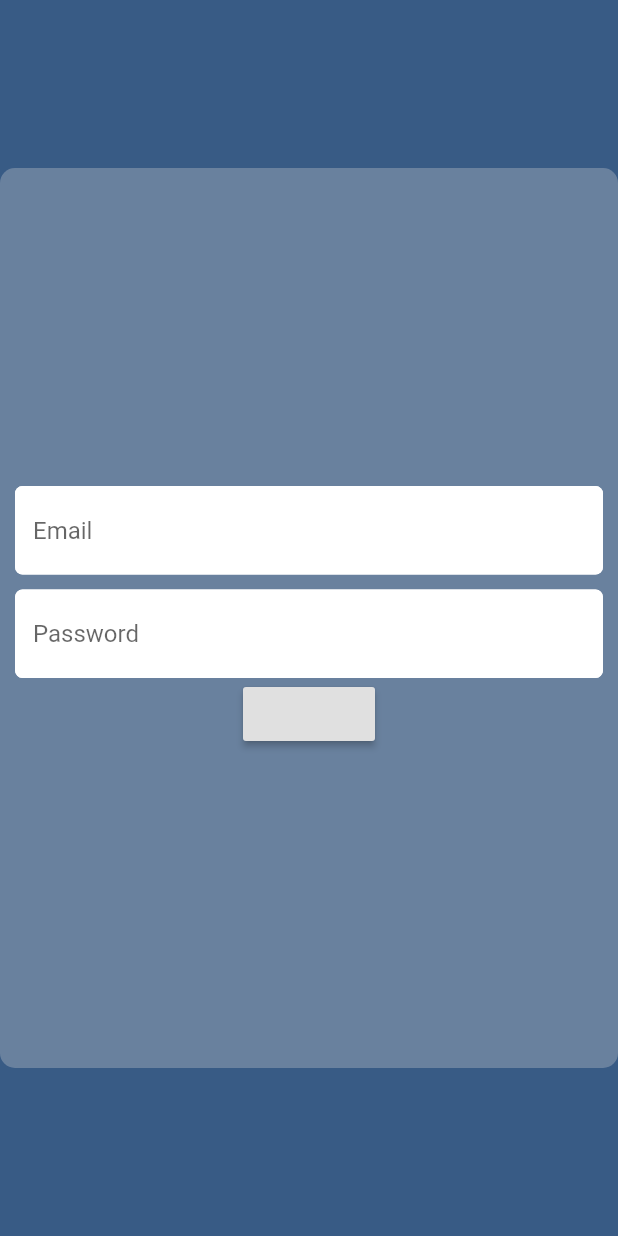
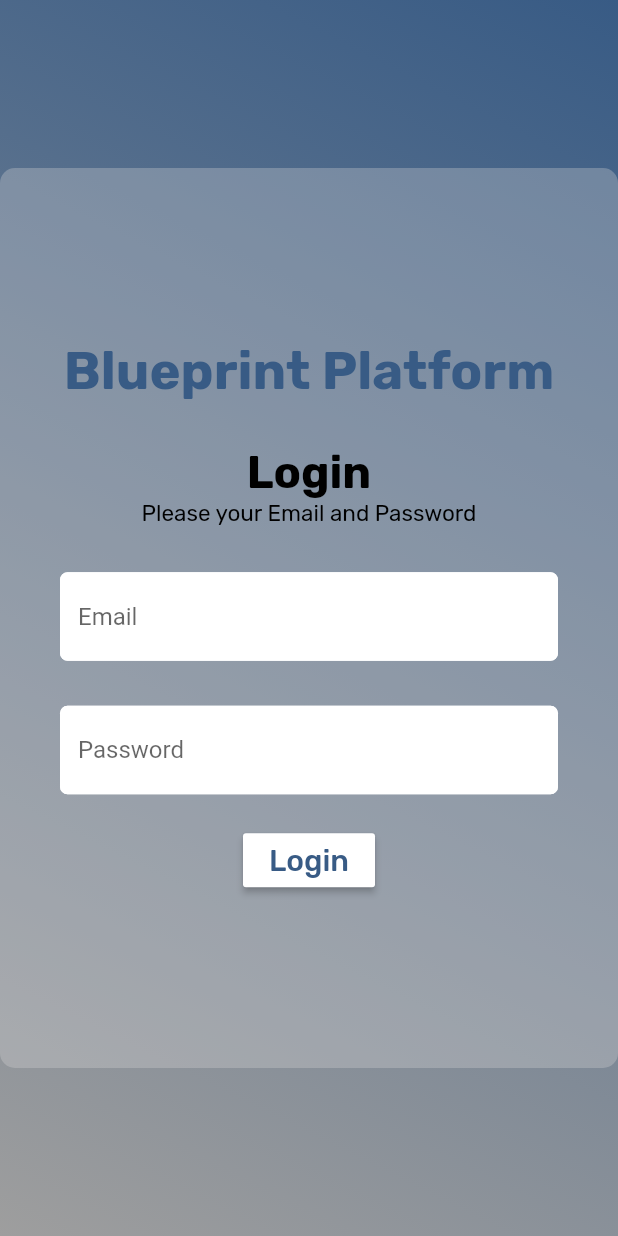
Before and after one commit to vincentbenesen/crm, a Flutter app: the screen it shows after launch, on a phone screen of 412 x 824 dp. Run offline on Flutter 3.47's test engine with Material 2 defaults, Android fonts, the phone set to English and light mode, and no system bars; our stand-ins replace awesome_dialog, cloud_firestore, firebase_auth, firebase_core, get, google_fonts; accounts and stored records are empty.

Commit message:
Fixed login issue. Make sure that the user is logged in first before he/she can access the other pages.

```diff
--- a/lib/Bindings/controller_binding.dart
+++ b/lib/Bindings/controller_binding.dart
@@ -1,4 +1,4 @@
-import 'package:crm/Controllers/auth_controller.dart';
+import 'package:crm/services/auth_controller.dart';
 import 'package:get/get.dart';
 
 import 'package:crm/Controllers/log_controller.dart';
--- a/lib/Views/leads.dart
+++ b/lib/Views/leads.dart
@@ -1,3 +1,4 @@
+import 'package:crm/services/auth_controller.dart';
 import 'package:flutter/material.dart';
 import 'package:get/get.dart';
 import 'package:google_fonts/google_fonts.dart';
--- a/lib/Views/login_page.dart
+++ b/lib/Views/login_page.dart
@@ -1,4 +1,4 @@
-import 'package:crm/Controllers/auth_controller.dart';
+import 'package:crm/services/auth_controller.dart';
 import 'package:crm/constant.dart';
 import 'package:flutter/material.dart';
 import 'package:flutter/src/foundation/key.dart';
@@ -11,18 +11,41 @@ class LoginPage extends StatelessWidget {
   @override
   Widget build(BuildContext context) {
     return Scaffold(
-      backgroundColor: kColorDarkBlue,
-      body: Center(
+      body: Container(
+        decoration: BoxDecoration(
+          gradient: LinearGradient(
+            begin: Alignment.topRight,
+            end: Alignment.bottomLeft,
+            colors: [
+              kColorDarkBlue,
+              Colors.grey,
+            ],
+          ),
+        ),
+        child: Center(
           child: Container(
             height: 600,
             width: 500,
-          padding: const EdgeInsets.symmetric(horizontal: 10),
+            padding: const EdgeInsets.symmetric(horizontal: 40),
             decoration: BoxDecoration(
                 color: kColorPearlWhite.withOpacity(0.3),
                 borderRadius: BorderRadius.circular(10)),
             child: Column(
               mainAxisAlignment: MainAxisAlignment.center,
               children: [
+                Text("Blueprint Platform", style: kLoginTextTitle1),
+                const SizedBox(height: 30),
+                Text(
+                  "Login",
+                  style: kLoginTextTitle2,
+                ),
+
+                Text(
+                  "Please your Email and Password",
+                  style: kLoginTextSubTitle,
+                ),
+                const SizedBox(height: 30),
+                // Email text form field
                 TextFormField(
                   controller: Get.find<AuthController>().emailTextController,
                   decoration: InputDecoration(
@@ -37,7 +60,8 @@ class LoginPage extends StatelessWidget {
                       fillColor: Colors.white,
                       filled: true),
                 ),
-              const SizedBox(height: 10),
+                const SizedBox(height: 30),
+                // Password text form field
                 TextFormField(
                   controller: Get.find<AuthController>().passwordTextController,
                   obscureText: true,
@@ -53,10 +77,17 @@ class LoginPage extends StatelessWidget {
                       fillColor: Colors.white,
                       filled: true),
                 ),
-              RaisedButton(onPressed: () {
+                const SizedBox(height: 20),
+                // Log in button
+                RaisedButton(
+                  onPressed: () {
                     Get.find<AuthController>().signIn();
-              })
+                  },
+                  color: Colors.white,
+                  child: Text("Login", style: kButtonText2),
+                )
               ],
+            ),
           ),
         ),
       ),
--- a/lib/Widgets/navbar.dart
+++ b/lib/Widgets/navbar.dart
@@ -1,5 +1,6 @@
 import 'package:crm/Bindings/controller_binding.dart';
 import 'package:crm/Views/leads.dart';
+import 'package:crm/services/auth_controller.dart';
 import 'package:flutter/src/foundation/key.dart';
 import 'package:flutter/src/widgets/framework.dart';
 import 'package:get/get.dart';
@@ -67,11 +68,11 @@ class Navbar extends StatelessWidget {
               ),
               RaisedButton(
                 onPressed: () {
-                  print(Get.find<TableController>().index);
+                  AuthController.instance.signOut();
                 },
                 color: Colors.white,
                 child: Text(
-                  "Assets",
+                  "Logout",
                   style: GoogleFonts.rubik(
                       fontSize: 15,
                       color: const Color.fromARGB(255, 56, 91, 133)),
--- a/lib/constant.dart
+++ b/lib/constant.dart
@@ -20,6 +20,11 @@ const kUserId = 'dVUn9I_CeROfYzKXa';
 // These variable are for styling the text
 const kColorDarkBlue = Color.fromARGB(255, 56, 91, 133);
 const kColorPearlWhite = Color.fromARGB(255, 219, 217, 217);
+var kLoginTextTitle1 = GoogleFonts.rubik(
+    fontSize: 35, color: kColorDarkBlue, fontWeight: FontWeight.bold);
+var kLoginTextTitle2 = GoogleFonts.rubik(
+    fontSize: 30, color: Colors.black, fontWeight: FontWeight.bold);
+var kLoginTextSubTitle = GoogleFonts.rubik(fontSize: 15, color: Colors.black);
 var kTextTitle = GoogleFonts.rubik(
     fontSize: 20, color: Colors.black, fontWeight: FontWeight.bold);
 var kTextSubTitle = GoogleFonts.rubik(fontSize: 20, color: Colors.black);
--- a/lib/main.dart
+++ b/lib/main.dart
@@ -1,4 +1,4 @@
-import 'package:crm/Controllers/auth_controller.dart';
+import 'package:crm/services/auth_controller.dart';
 import 'package:crm/Views/edit_leads.dart';
 import 'package:crm/Views/login_page.dart';
 import 'package:firebase_core/firebase_core.dart';
@@ -37,7 +37,7 @@ class MyApp extends StatelessWidget {
     return GetMaterialApp(
       debugShowCheckedModeBanner: false,
       home: Container(),
-      // initialBinding: ControllerBinding(),
+      initialBinding: ControllerBinding(),
       getPages: Routes.routes,
     );
   }
--- a/lib/routes/routes.dart
+++ b/lib/routes/routes.dart
@@ -1,3 +1,4 @@
+import 'package:crm/services/routeAccess.dart';
 import 'package:get/get.dart';
 
 import 'package:crm/Bindings/controller_binding.dart';
@@ -16,27 +17,31 @@ class Routes {
         name: "/Leads",
         page: () => const Leads(),
         binding: ControllerBinding(),
-        transition: Transition.fade),
+        transition: Transition.fade,
+        middlewares: [RouteAccess()]),
     GetPage(
         name: "/Panel",
         page: () => const Panel(),
         binding: ControllerBinding(),
-        transition: Transition.fade),
+        transition: Transition.fade,
+        middlewares: [RouteAccess()]),
     GetPage(
         name: "/LeadDetails",
         page: () => const LeadDetails(),
         arguments: [],
         binding: ControllerBinding(),
-        transition: Transition.fade),
+        transition: Transition.fade,
+        middlewares: [RouteAccess()]),
     GetPage(
         name: "/EditLeads",
         page: () => const EditLeads(),
         binding: ControllerBinding(),
-        transition: Transition.fade),
+        transition: Transition.fade,
+        middlewares: [RouteAccess()]),
     GetPage(
-        name: "/Login",
-        page: () => const LoginPage(),
-        binding: ControllerBinding(),
-        transition: Transition.fade),
+      name: "/Login",
+      page: () => const LoginPage(),
+      binding: ControllerBinding(),
+    ),
   ];
 }
--- /dev/null
+++ b/lib/services/routeAccess.dart
@@ -0,0 +1,14 @@
+import 'package:crm/routes/routes.dart';
+import 'package:crm/services/auth_controller.dart';
+import 'package:flutter/material.dart';
+import 'package:get/get.dart';
+
+// This class is used to check if the user has the access to other screens.
+class RouteAccess extends GetMiddleware {
+  @override
+  RouteSettings? redirect(String? route) {
+    return AuthController.instance.user.value.isNull
+        ? RouteSettings(name: Routes.loginPage())
+        : null;
+  }
+}
```
Also changed, not shown: lib/services/auth_controller.dart (renamed from lib/Controllers/auth_controller.dart, +10 -11 lines). Lines whose indentation alone changed are shown as unchanged.
